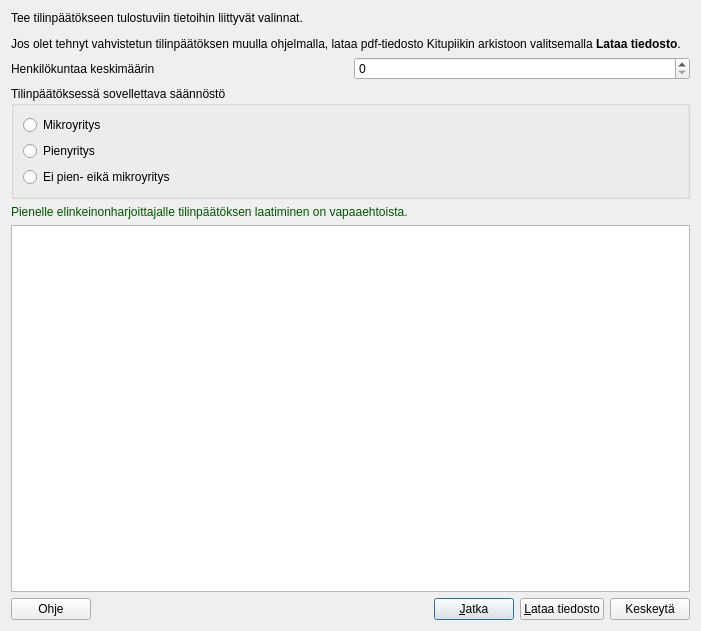
artoh/kitupiikki, file kitupiikki/tilinpaatoseditori/tpaloitus.ui: the form before one commit.
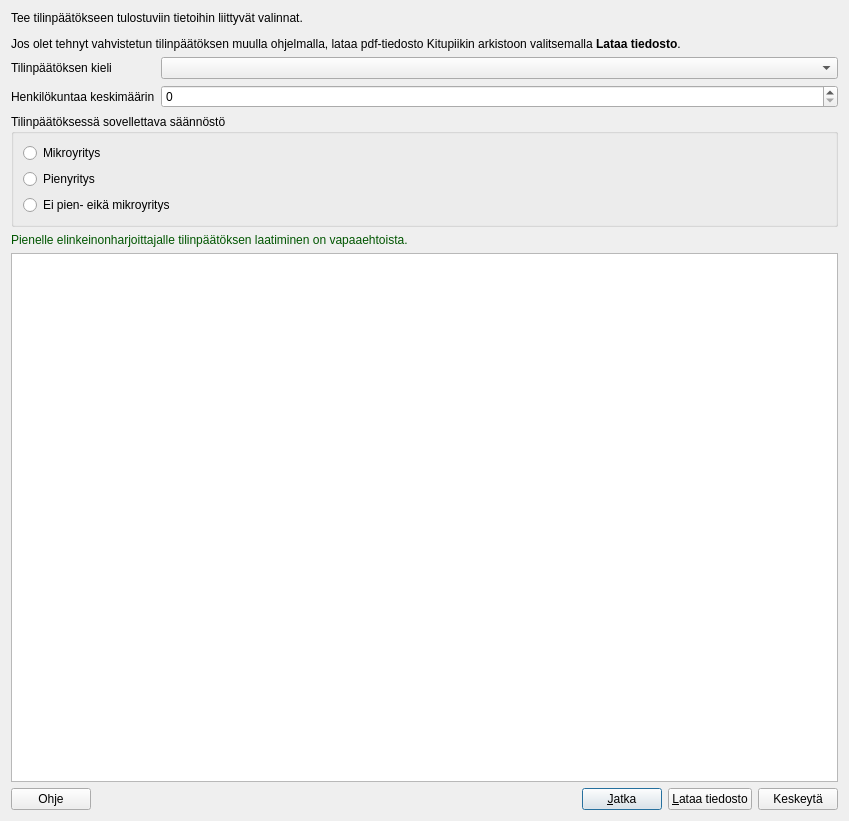
The form after the commit. Icons and pictures are not drawn.

Commit message: Tilinpäätöksen kieli valittavissa

The edit to the form file:
```diff
--- a/kitupiikki/tilinpaatoseditori/tpaloitus.ui
+++ b/kitupiikki/tilinpaatoseditori/tpaloitus.ui
@@ -6,8 +6,8 @@
    <rect>
     <x>0</x>
     <y>0</y>
-    <width>701</width>
-    <height>631</height>
+    <width>849</width>
+    <height>821</height>
    </rect>
   </property>
   <property name="windowTitle">
@@ -25,15 +25,28 @@
     </widget>
    </item>
    <item>
-    <layout class="QHBoxLayout" name="horizontalLayout_2">
-     <item>
+    <layout class="QFormLayout" name="formLayout">
+     <item row="0" column="0">
+      <widget class="QLabel" name="label_3">
+       <property name="text">
+        <string>Tilinpäätöksen kieli</string>
+       </property>
+       <property name="buddy">
+        <cstring>kieliCombo</cstring>
+       </property>
+      </widget>
+     </item>
+     <item row="0" column="1">
+      <widget class="QComboBox" name="kieliCombo"/>
+     </item>
+     <item row="1" column="0">
       <widget class="QLabel" name="label_2">
        <property name="text">
         <string>Henkilökuntaa keskimäärin</string>
        </property>
       </widget>
      </item>
-     <item>
+     <item row="1" column="1">
       <widget class="QSpinBox" name="henkilostoSpin">
        <property name="maximum">
         <number>99999</number>
```
Left out of the diff: 11 changed lines with no effect on the pictures. The commit also changes 6 other files.
